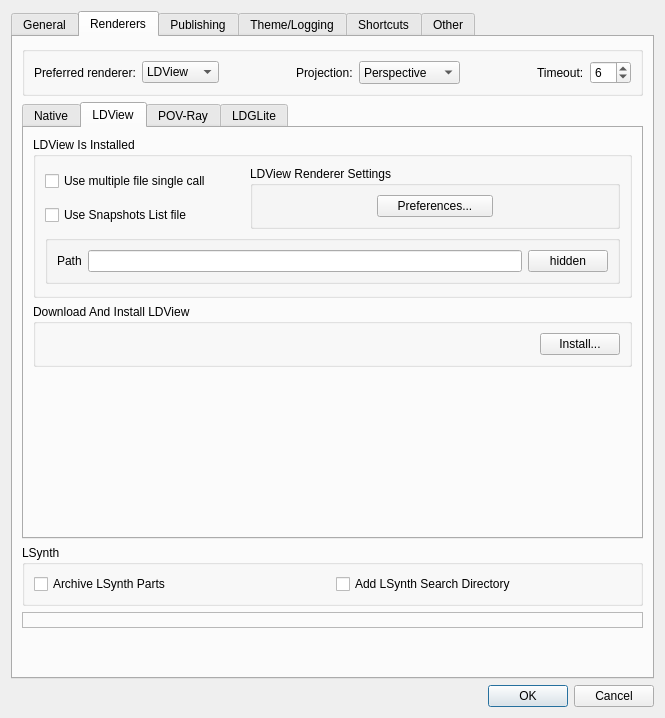
First picture: the form in mainApp/preferences.ui, repository trevorsandy/lpub3d-ci, before the edit.
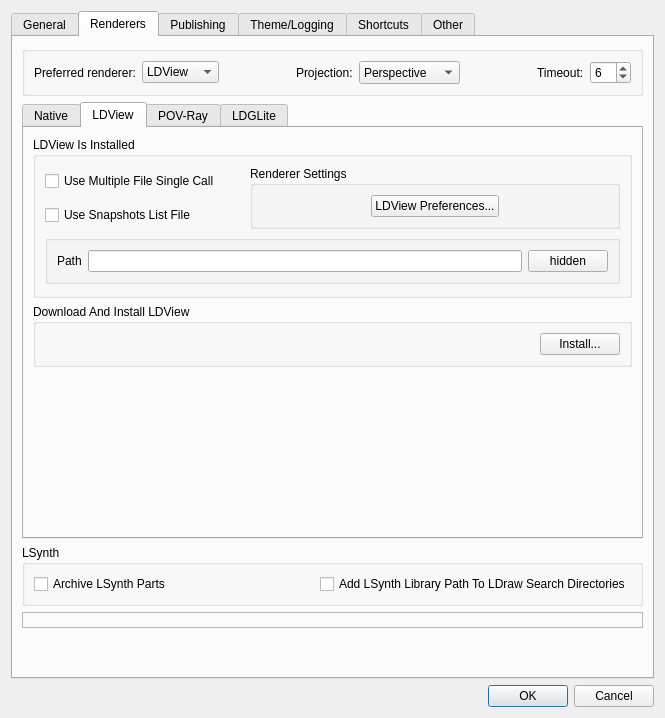
Second picture: the form after the edit. The open tabs and pages were chosen to show the change.

```diff
--- a/mainApp/preferences.ui
+++ b/mainApp/preferences.ui
@@ -1674,7 +1674,7 @@
                  <string>Render a page's image files using a single call to LDView</string>
                 </property>
                 <property name="text">
-                 <string>Use multiple file single call</string>
+                 <string>Use Multiple File Single Call</string>
                 </property>
                </widget>
               </item>
@@ -1732,14 +1732,14 @@
                  <string>Consolidate render files as a single list appended to the LDView command.</string>
                 </property>
                 <property name="text">
-                 <string>Use Snapshots List file</string>
+                 <string>Use Snapshots List File</string>
                 </property>
                </widget>
               </item>
               <item row="1" column="2" rowspan="2" colspan="2">
                <widget class="QGroupBox" name="ldvSettingsGrpBox">
                 <property name="title">
-                 <string>LDView Renderer Settings</string>
+                 <string>Renderer Settings</string>
                 </property>
                 <layout class="QHBoxLayout" name="horizontalLayout_16">
                  <item>
@@ -1767,7 +1767,7 @@
                     <string>Open LDView options dialogue</string>
                    </property>
                    <property name="text">
-                    <string>Preferences...</string>
+                    <string>LDView Preferences...</string>
                    </property>
                   </widget>
                  </item>
@@ -2362,7 +2362,7 @@
              <string>Check to add LSynth parts path to LDraw search paths if not already included in search paths.</string>
             </property>
             <property name="text">
-             <string>Add LSynth Search Directory</string>
+             <string>Add LSynth Library Path To LDraw Search Directories</string>
             </property>
            </widget>
           </item>
```
Left out of the diff: 74 changed lines with no effect on the pictures.
